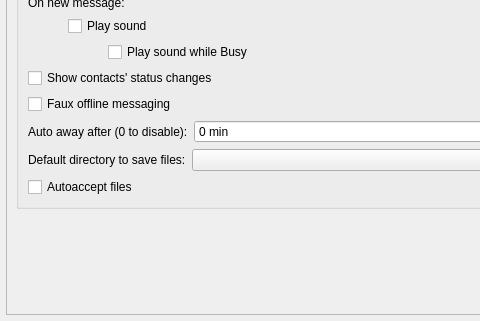
Qt form src/widget/form/settings/generalsettings.ui (qTox/qTox) before a commit; both pictures show x 0 to 480 and y 259 to 580 of the 1312 by 580 pixel window.
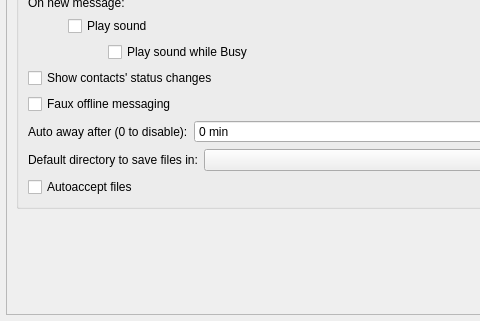
The same form after that commit. Custom widgets are drawn as their Qt base class.

Commit message: Spelling: In tray, UTF-8 ×, files in, right-click

Patch:
```diff
--- a/src/widget/form/settings/generalsettings.ui
+++ b/src/widget/form/settings/generalsettings.ui
@@ -322,7 +322,7 @@
             <item row="2" column="0">
              <widget class="QLabel" name="label">
               <property name="text">
-               <string>Default directory to save files:</string>
+               <string>Default directory to save files in:</string>
               </property>
              </widget>
             </item>
```
Left out of the diff: 7 changed lines with no effect on the pictures.
